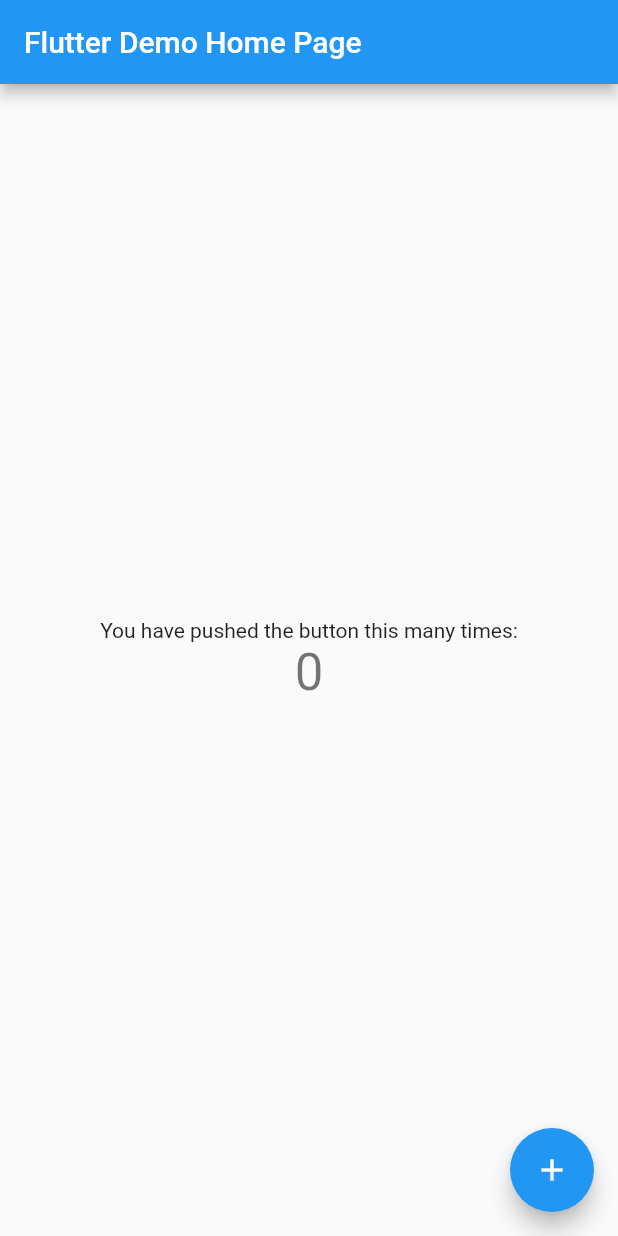
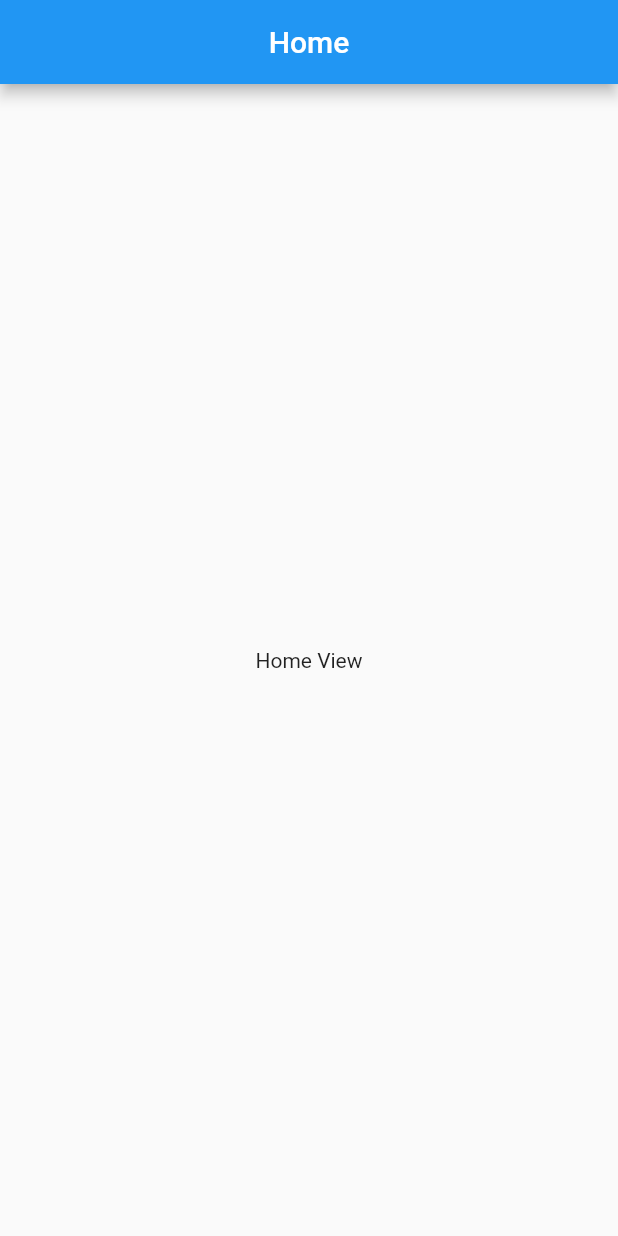
Before and after one commit to SergioK12/Preferencias-de-usuario, a Flutter app: the screen it shows after launch, on a phone screen of 412 x 824 dp. Run offline on Flutter 3.47's test engine with Material 2 defaults, Android fonts, the phone set to English and light mode, and no system bars.

```diff
--- a/lib/main.dart
+++ b/lib/main.dart
@@ -1,5 +1,6 @@
 import 'package:flutter/material.dart';
 
+import 'views/views.dart';
 void main() {
   runApp(const MyApp());
 }
@@ -7,109 +8,16 @@ void main() {
 class MyApp extends StatelessWidget {
   const MyApp({super.key});
 
-  // This widget is the root of your application.
   @override
   Widget build(BuildContext context) {
     return MaterialApp(
-      title: 'Flutter Demo',
-      theme: ThemeData(
-        // This is the theme of your application.
-        //
-        // Try running your application with "flutter run". You'll see the
-        // application has a blue toolbar. Then, without quitting the app, try
-        // changing the primarySwatch below to Colors.green and then invoke
-        // "hot reload" (press "r" in the console where you ran "flutter run",
-        // or simply save your changes to "hot reload" in a Flutter IDE).
-        // Notice that the counter didn't reset back to zero; the application
-        // is not restarted.
-        primarySwatch: Colors.blue,
-      ),
-      home: const MyHomePage(title: 'Flutter Demo Home Page'),
+      debugShowCheckedModeBanner: false,
+    initialRoute: HomeView.routeName,
+    routes:  {
+     HomeView.routeName: (context) =>  const HomeView(),
+     SettingsView.routeName: (context) =>  const SettingsView(),
+
+    },
     );
   }
 }
-
-class MyHomePage extends StatefulWidget {
-  const MyHomePage({super.key, required this.title});
-
-  // This widget is the home page of your application. It is stateful, meaning
-  // that it has a State object (defined below) that contains fields that affect
-  // how it looks.
-
-  // This class is the configuration for the state. It holds the values (in this
-  // case the title) provided by the parent (in this case the App widget) and
-  // used by the build method of the State. Fields in a Widget subclass are
-  // always marked "final".
-
-  final String title;
-
-  @override
-  State<MyHomePage> createState() => _MyHomePageState();
-}
-
-class _MyHomePageState extends State<MyHomePage> {
-  int _counter = 0;
-
-  void _incrementCounter() {
-    setState(() {
-      // This call to setState tells the Flutter framework that something has
-      // changed in this State, which causes it to rerun the build method below
-      // so that the display can reflect the updated values. If we changed
-      // _counter without calling setState(), then the build method would not be
-      // called again, and so nothing would appear to happen.
-      _counter++;
-    });
-  }
-
-  @override
-  Widget build(BuildContext context) {
-    // This method is rerun every time setState is called, for instance as done
-    // by the _incrementCounter method above.
-    //
-    // The Flutter framework has been optimized to make rerunning build methods
-    // fast, so that you can just rebuild anything that needs updating rather
-    // than having to individually change instances of widgets.
-    return Scaffold(
-      appBar: AppBar(
-        // Here we take the value from the MyHomePage object that was created by
-        // the App.build method, and use it to set our appbar title.
-        title: Text(widget.title),
-      ),
-      body: Center(
-        // Center is a layout widget. It takes a single child and positions it
-        // in the middle of the parent.
-        child: Column(
-          // Column is also a layout widget. It takes a list of children and
-          // arranges them vertically. By default, it sizes itself to fit its
-          // children horizontally, and tries to be as tall as its parent.
-          //
-          // Invoke "debug painting" (press "p" in the console, choose the
-          // "Toggle Debug Paint" action from the Flutter Inspector in Android
-          // Studio, or the "Toggle Debug Paint" command in Visual Studio Code)
-          // to see the wireframe for each widget.
-          //
-          // Column has various properties to control how it sizes itself and
-          // how it positions its children. Here we use mainAxisAlignment to
-          // center the children vertically; the main axis here is the vertical
-          // axis because Columns are vertical (the cross axis would be
-          // horizontal).
-          mainAxisAlignment: MainAxisAlignment.center,
-          children: <Widget>[
-            const Text(
-              'You have pushed the button this many times:',
-            ),
-            Text(
-              '$_counter',
-              style: Theme.of(context).textTheme.headlineMedium,
-            ),
-          ],
-        ),
-      ),
-      floatingActionButton: FloatingActionButton(
-        onPressed: _incrementCounter,
-        tooltip: 'Increment',
-        child: const Icon(Icons.add),
-      ), // This trailing comma makes auto-formatting nicer for build methods.
-    );
-  }
-}
--- /dev/null
+++ b/lib/views/homrview.dart
@@ -0,0 +1,22 @@
+import 'package:flutter/material.dart';
+
+class HomeView extends StatelessWidget {
+  static const String routeName = 'Home';
+
+  const HomeView({super.key});
+
+  @override
+  Widget build(BuildContext context) {
+    return Scaffold(
+      appBar: AppBar(title: const Text("Home"),centerTitle: true,),
+      body: Center(
+        child: Column(
+          mainAxisAlignment: MainAxisAlignment.center,
+          children:const [
+            Text("Home View")
+          ],
+        ),
+      ),
+    );
+  }
+}
--- /dev/null
+++ b/lib/views/settingsview.dart
@@ -0,0 +1,17 @@
+import 'package:flutter/material.dart';
+
+class SettingsView extends StatelessWidget {
+  static const String routeName = 'Settings';
+  const SettingsView({Key? key}) : super(key: key);
+  @override
+  Widget build(BuildContext context) {
+    return Scaffold(
+      appBar: AppBar(
+        title: const Text('SettingsView'),
+      ),
+      body: const Center(
+        child: Text('SettingsView'),
+      ),
+    );
+  }
+}
--- /dev/null
+++ b/lib/views/views.dart
@@ -0,0 +1,2 @@
+export 'package:preferencias_de_usuario/views/settingsview.dart';
+export 'package:preferencias_de_usuario/views/homrview.dart';
```
